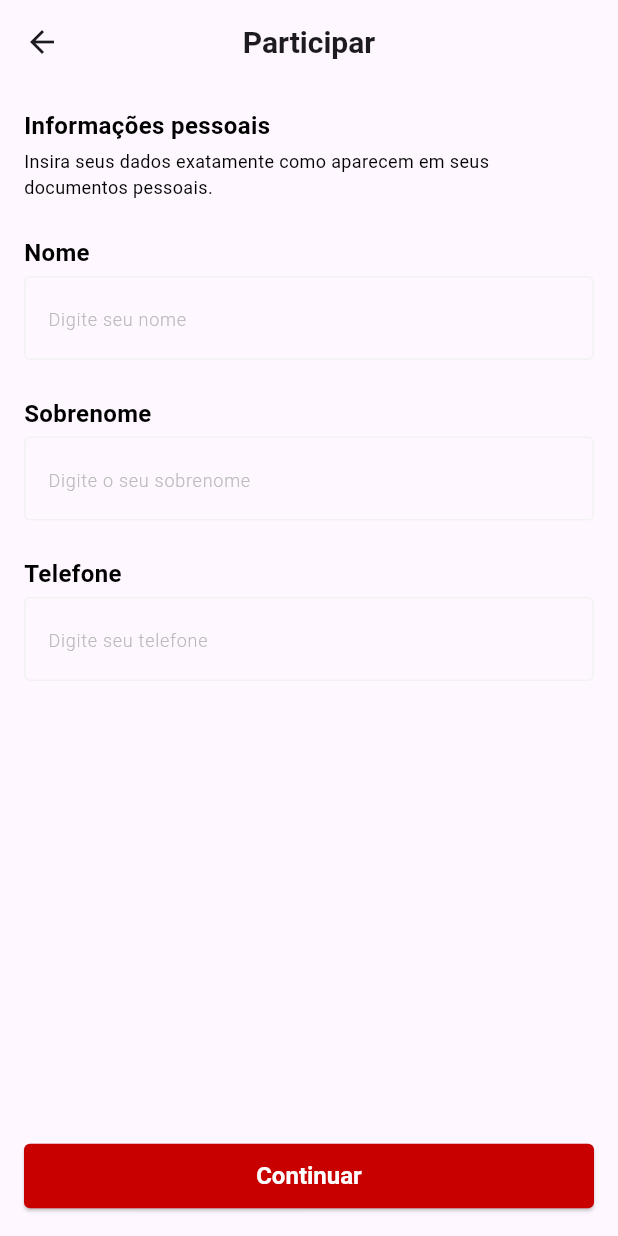
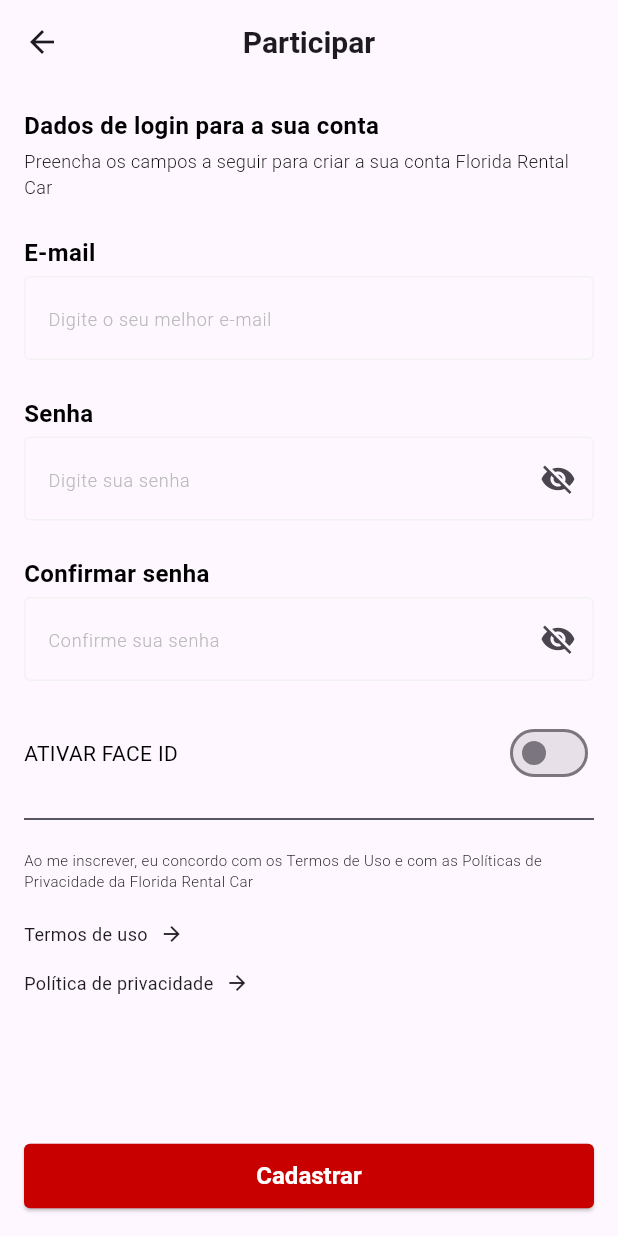
Before and after one commit to joas-barros/frc_prototype, a Flutter app: the RegisterPage screen opened by its route, after a tap on "Continuar", on a phone screen of 412 x 824 dp. Run offline on Flutter 3.47's test engine with Material 3 defaults, Android fonts, the phone set to English and light mode, and no system bars; our stand-ins replace flutter_dotenv, flutter_svg, supabase_flutter; accounts and stored records are empty.

Commit message:
style: register page part 2

```diff
--- a/lib/app/app_widget.dart
+++ b/lib/app/app_widget.dart
@@ -2,6 +2,7 @@ import 'package:florida_rental_car/app/ui/core/app_colors.dart';
 import 'package:florida_rental_car/app/ui/core/app_routes.dart';
 import 'package:florida_rental_car/app/ui/pages/login/login_page.dart';
 import 'package:florida_rental_car/app/ui/pages/sign-up/register_page.dart';
+import 'package:florida_rental_car/app/ui/pages/sign-up/register_page_2.dart';
 import 'package:flutter/material.dart';
 
 class MyApp extends StatelessWidget {
@@ -37,6 +38,7 @@ class MyApp extends StatelessWidget {
         AppRoutes.login: (context) => LoginPage(),
         AppRoutes.home: (context) => LoginPage(),
         AppRoutes.register: (context) => RegisterPage(),
+        AppRoutes.register2: (context) => RegisterPage2(),
       },
     );
   }
--- a/lib/app/ui/core/app_colors.dart
+++ b/lib/app/ui/core/app_colors.dart
@@ -7,4 +7,5 @@ class AppColors {
   static const Color textFieldBorder = Color(0xFF5D5D87);
   static const Color textFieldHintText = Color(0xFFBABABA);
   static const Color textFieldBorderEnabled = Color(0xFFF2F2F2);
+  static const Color divider = Color(0xFF212130);
 }
--- a/lib/app/ui/core/app_routes.dart
+++ b/lib/app/ui/core/app_routes.dart
@@ -3,6 +3,7 @@ class AppRoutes {
   static const String login = '/login';
   static const String home = '/home';
   static const String register = '/register';
+  static const String register2 = '/register_2';
   static const String forgotPassword = '/forgot-password';
   static const String profile = '/profile';
   static const String settings = '/settings';
--- a/lib/app/ui/pages/sign-up/register_page.dart
+++ b/lib/app/ui/pages/sign-up/register_page.dart
@@ -1,4 +1,5 @@
 import 'package:florida_rental_car/app/ui/core/app_colors.dart';
+import 'package:florida_rental_car/app/ui/core/app_routes.dart';
 import 'package:flutter/material.dart';
 
 class RegisterPage extends StatefulWidget {
@@ -30,8 +31,6 @@ class _RegisterPageState extends State<RegisterPage> {
           padding: const EdgeInsets.all(16),
           child: Column(
             crossAxisAlignment: CrossAxisAlignment.stretch,
-            mainAxisAlignment: MainAxisAlignment.start,
-            mainAxisSize: MainAxisSize.max,
             children: [
               const Text(
                 'Informações pessoais',
@@ -165,7 +164,9 @@ class _RegisterPageState extends State<RegisterPage> {
       bottomNavigationBar: Padding(
         padding: const EdgeInsets.all(16),
         child: ElevatedButton(
-          onPressed: () {},
+          onPressed: () {
+            Navigator.pushNamed(context, AppRoutes.register2);
+          },
           child: const Text('Continuar'),
         ),
       ),
--- /dev/null
+++ b/lib/app/ui/pages/sign-up/register_page_2.dart
@@ -0,0 +1,282 @@
+import 'package:florida_rental_car/app/ui/core/app_colors.dart';
+import 'package:flutter/material.dart';
+
+class RegisterPage2 extends StatefulWidget {
+  const RegisterPage2({super.key});
+
+  @override
+  State<RegisterPage2> createState() => _RegisterPage2State();
+}
+
+class _RegisterPage2State extends State<RegisterPage2> {
+  final TextEditingController _emailController = TextEditingController();
+  final TextEditingController _passwordController = TextEditingController();
+  final TextEditingController _confirmPasswordController =
+      TextEditingController();
+  bool _obscureText = true;
+  bool _obscureTextConfirm = true;
+  bool _ativateFaceId = false;
+
+  @override
+  Widget build(BuildContext context) {
+    return Scaffold(
+      appBar: AppBar(
+        title: const Text(
+          'Participar',
+          style: TextStyle(
+            fontSize: 20,
+            fontWeight: FontWeight.w600,
+          ),
+        ),
+        centerTitle: true,
+      ),
+      body: SingleChildScrollView(
+        child: Padding(
+          padding: const EdgeInsets.all(16),
+          child: Column(
+            crossAxisAlignment: CrossAxisAlignment.stretch,
+            children: [
+              const Text(
+                'Dados de login para a sua conta',
+                style: TextStyle(
+                  color: Colors.black,
+                  fontSize: 16,
+                  fontWeight: FontWeight.w600,
+                ),
+              ),
+              const SizedBox(height: 4),
+              const Text(
+                'Preencha os campos a seguir para criar a sua conta Florida Rental Car',
+                style: TextStyle(
+                  color: Colors.black,
+                  fontSize: 12,
+                  fontWeight: FontWeight.w300,
+                ),
+              ),
+              const SizedBox(height: 24),
+              const Text(
+                'E-mail',
+                style: TextStyle(
+                  color: Colors.black,
+                  fontSize: 16,
+                  fontWeight: FontWeight.w600,
+                ),
+              ),
+              const SizedBox(height: 4),
+              TextField(
+                controller: _emailController,
+                style: TextStyle(color: Colors.black),
+                decoration: InputDecoration(
+                  enabledBorder: OutlineInputBorder(
+                    borderRadius: BorderRadius.circular(4.0),
+                    borderSide: BorderSide(
+                      color: AppColors.textFieldBorderEnabled,
+                      width: 1.0,
+                    ),
+                  ),
+                  focusedBorder: OutlineInputBorder(
+                    borderRadius: BorderRadius.circular(4.0),
+                    borderSide: BorderSide(
+                      color: AppColors.textFieldBorder,
+                      width: 1.0,
+                    ),
+                  ),
+                  hintText: 'Digite o seu melhor e-mail',
+                  hintStyle: TextStyle(
+                    color: AppColors.textFieldHintText,
+                    fontSize: 12,
+                    fontWeight: FontWeight.w300,
+                  ),
+                ),
+              ),
+              const SizedBox(height: 24),
+              const Text(
+                'Senha',
+                style: TextStyle(
+                  color: Colors.black,
+                  fontSize: 16,
+                  fontWeight: FontWeight.w600,
+                ),
+              ),
+              const SizedBox(height: 4),
+              TextField(
+                controller: _passwordController,
+                obscureText: _obscureText,
+                style: TextStyle(color: Colors.black),
+                decoration: InputDecoration(
+                  enabledBorder: OutlineInputBorder(
+                    borderRadius: BorderRadius.circular(4.0),
+                    borderSide: BorderSide(
+                      color: AppColors.textFieldBorderEnabled,
+                      width: 1.0,
+                    ),
+                  ),
+                  focusedBorder: OutlineInputBorder(
+                    borderRadius: BorderRadius.circular(4.0),
+                    borderSide: BorderSide(
+                      color: AppColors.textFieldBorder,
+                      width: 1.0,
+                    ),
+                  ),
+                  hintText: 'Digite sua senha',
+                  hintStyle: TextStyle(
+                    color: AppColors.textFieldHintText,
+                    fontSize: 12,
+                    fontWeight: FontWeight.w300,
+                  ),
+                  suffixIcon: IconButton(
+                    icon: Icon(
+                        _obscureText ? Icons.visibility_off : Icons.visibility),
+                    onPressed: () {
+                      setState(() {
+                        _obscureText = !_obscureText;
+                      });
+                    },
+                  ),
+                ),
+              ),
+              const SizedBox(height: 24),
+              const Text(
+                'Confirmar senha',
+                style: TextStyle(
+                  color: Colors.black,
+                  fontSize: 16,
+                  fontWeight: FontWeight.w600,
+                ),
+              ),
+              const SizedBox(height: 4),
+              TextField(
+                controller: _confirmPasswordController,
+                obscureText: _obscureTextConfirm,
+                style: TextStyle(color: Colors.black),
+                decoration: InputDecoration(
+                  enabledBorder: OutlineInputBorder(
+                    borderRadius: BorderRadius.circular(4.0),
+                    borderSide: BorderSide(
+                      color: AppColors.textFieldBorderEnabled,
+                      width: 1.0,
+                    ),
+                  ),
+                  focusedBorder: OutlineInputBorder(
+                    borderRadius: BorderRadius.circular(4.0),
+                    borderSide: BorderSide(
+                      color: AppColors.textFieldBorder,
+                      width: 1.0,
+                    ),
+                  ),
+                  hintText: 'Confirme sua senha',
+                  hintStyle: TextStyle(
+                    color: AppColors.textFieldHintText,
+                    fontSize: 12,
+                    fontWeight: FontWeight.w300,
+                  ),
+                  suffixIcon: IconButton(
+                    icon: Icon(_obscureTextConfirm
+                        ? Icons.visibility_off
+                        : Icons.visibility),
+                    onPressed: () {
+                      setState(() {
+                        _obscureTextConfirm = !_obscureTextConfirm;
+                      });
+                    },
+                  ),
+                ),
+              ),
+              const SizedBox(height: 24),
+              // opção de ativar face id
+              Row(
+                mainAxisAlignment: MainAxisAlignment.spaceBetween,
+                children: [
+                  const Text(
+                    'ATIVAR FACE ID',
+                    style: TextStyle(
+                      color: Colors.black,
+                      fontSize: 14,
+                      fontWeight: FontWeight.w400,
+                    ),
+                  ),
+                  Switch(
+                    value: _ativateFaceId,
+                    onChanged: (value) {
+                      setState(() {
+                        _ativateFaceId = value;
+                      });
+                    },
+                  ),
+                ],
+              ),
+              const SizedBox(height: 12),
+              Divider(
+                color: AppColors.divider,
+                thickness: 1,
+              ),
+              SizedBox(height: 12),
+              const Text(
+                'Ao me inscrever, eu concordo com os Termos de Uso e com as Políticas de Privacidade da Florida Rental Car',
+                style: TextStyle(
+                  color: Colors.black,
+                  fontSize: 10,
+                  fontWeight: FontWeight.w300,
+                ),
+              ),
+              const SizedBox(height: 12),
+              InkWell(
+                onTap: () {
+                  // Open terms of use and privacy policy
+                },
+                child: Padding(
+                  padding: const EdgeInsets.symmetric(vertical: 8),
+                  child: Row(
+                    children: const [
+                      Text(
+                        "Termos de uso",
+                        style: TextStyle(
+                          fontSize: 12,
+                          fontWeight: FontWeight.w400,
+                        ),
+                      ),
+                      SizedBox(width: 8),
+                      Icon(Icons.arrow_forward, size: 16),
+                    ],
+                  ),
+                ),
+              ),
+              InkWell(
+                onTap: () {
+                  // Open privacy policy
+                },
+                child: Padding(
+                  padding: const EdgeInsets.symmetric(vertical: 8),
+                  child: Row(
+                    children: const [
+                      Text(
+                        "Política de privacidade",
+                        style: TextStyle(
+                          fontSize: 12,
+                          fontWeight: FontWeight.w400,
+                        ),
+                      ),
+                      SizedBox(width: 8),
+                      Icon(Icons.arrow_forward, size: 16),
+                    ],
+                  ),
+                ),
+              ),
+            ],
+          ),
+        ),
+      ),
+      bottomNavigationBar: Padding(
+        padding: const EdgeInsets.all(16),
+        child: ElevatedButton(
+          onPressed: () {
+            // Pop until the first page in the stack
+            Navigator.popUntil(context, (route) => route.isFirst);
+
+          },
+          child: const Text('Cadastrar'),
+        ),
+      ),
+    );
+  }
+}
```
